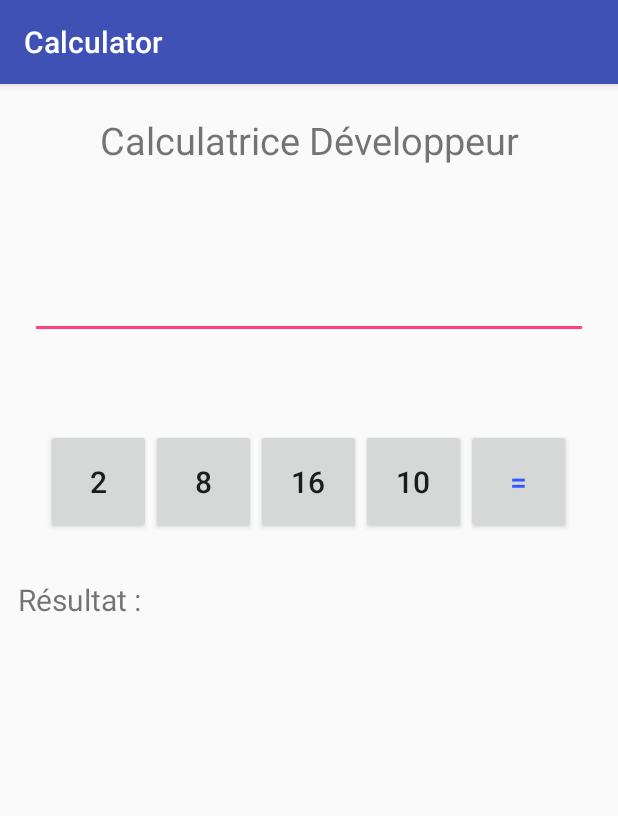
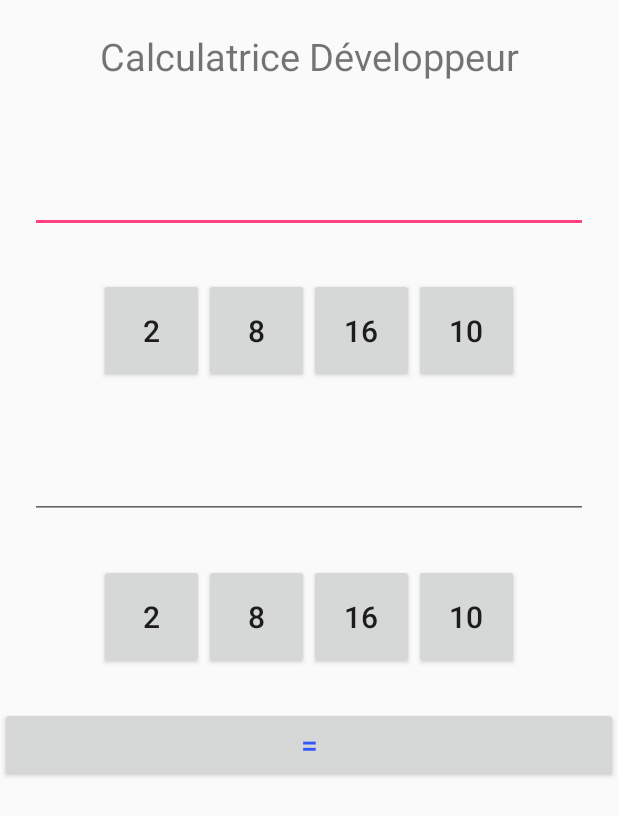
Before and after one commit to loicdelaunay/AndroidStudio_BTSSIO1_Calculator, an Android app: the CalcDev screen opened directly, with no data from a screen before it, on a phone screen of 412 x 824 dp. Shown: the top 816 px of the screen. Run offline under Robolectric (Android 15) with nearby library versions, the phone set to English and light mode, and no system bars.

Commit message:
End of the realisation of the layouts. Creation of the different Java classes (3 at all), and end of the first Java class programming (MainActivity) Progamming of the standard calculator Beginning of the developer calculator

```diff
--- a/app/src/main/java/thlaurebtssio/calculator/CalcStandard.java
+++ b/app/src/main/java/thlaurebtssio/calculator/CalcStandard.java
@@ -9,7 +9,7 @@ import android.widget.EditText;
 
 public class CalcStandard extends MainActivity {
 
-    /*Début du programme*/
+    /*Déclaration des membres de la classe CalcStandard*/
     Button button0;
     Button button1;
     Button button2;
--- a/app/src/main/java/thlaurebtssio/calculator/MainActivity.java
+++ b/app/src/main/java/thlaurebtssio/calculator/MainActivity.java
@@ -13,6 +13,7 @@ public class MainActivity extends AppCompatActivity {
         super.onCreate(savedInstanceState);
         setContentView(R.layout.activity_main);
 
+        /* Méthode pour accéder à la vue de la calculatrice standard */
         Button btnCalcStand = (Button) findViewById(R.id.buttonCalcStand);
         btnCalcStand.setOnClickListener(new View.OnClickListener() {
             @Override
@@ -22,6 +23,7 @@ public class MainActivity extends AppCompatActivity {
             }
         });
 
+        /* Méthode pour accéder à la vue de la calculatrice développeur */
         Button btnCalcDev = (Button) findViewById(R.id.buttonCalcDev);
         btnCalcDev.setOnClickListener(new View.OnClickListener() {
             @Override
@@ -31,6 +33,7 @@ public class MainActivity extends AppCompatActivity {
             }
         });
 
+        /* Méthode pour le bouton quitter */
         Button qt =(Button)findViewById(R.id.buttonQuit);
         qt.setOnClickListener(new View.OnClickListener() {
             public void onClick(View v) {
--- a/app/src/main/res/layout/layout_calc_dev.xml
+++ b/app/src/main/res/layout/layout_calc_dev.xml
@@ -3,6 +3,7 @@
     android:orientation="vertical" android:layout_width="match_parent"
     android:layout_height="match_parent">
 
+    <!-- TITRE -->
     <FrameLayout
         android:layout_width="match_parent"
         android:layout_height="wrap_content"
@@ -16,79 +17,136 @@
             android:textSize="25sp"/>
     </FrameLayout>
 
+
     <Space
         android:layout_width="match_parent"
-        android:layout_height="30dp" />
+        android:layout_height="15dp" />
 
+
+    <!-- ECRAN D'AFFICHAGE 1 -->
     <FrameLayout
         android:layout_width="match_parent"
         android:layout_height="wrap_content"
         android:padding="20dp">
+
         <EditText
             android:id="@+id/editTextNb1"
             android:layout_width="match_parent"
             android:layout_height="wrap_content" />
     </FrameLayout>
 
-    <Space
-        android:layout_width="match_parent"
-        android:layout_height="30dp" />
 
+    <!-- LIGNE AVEC LES BASES DISPONIBLES POUR LA CONVERSION 1 -->
     <LinearLayout
         android:layout_width="match_parent"
         android:layout_height="wrap_content"
         android:orientation="horizontal"
         android:padding="10dp"
         android:gravity="center">
+
         <Button
-            android:id="@+id/buttonBin"
+            android:id="@+id/buttonBin1"
             android:layout_width="70dp"
             android:layout_height="70dp"
             android:text="2"
             android:textSize="20sp"/>
+
         <Button
-            android:id="@+id/buttonOctal"
+            android:id="@+id/buttonOctal1"
             android:layout_width="70dp"
             android:layout_height="70dp"
             android:text="8"
             android:textSize="20sp"/>
+
         <Button
-            android:id="@+id/buttonHexa"
+            android:id="@+id/buttonHexa1"
             android:layout_width="70dp"
             android:layout_height="70dp"
             android:text="16"
             android:textSize="20sp"/>
+
         <Button
-            android:id="@+id/buttonDec"
+            android:id="@+id/buttonDec1"
             android:layout_width="70dp"
             android:layout_height="70dp"
             android:text="10"
             android:textSize="20sp"/>
+    </LinearLayout>
+
+
+    <Space
+        android:layout_width="match_parent"
+        android:layout_height="15dp" />
+
+
+    <!-- ECRAN D'AFFICHAGE 2 -->
+    <FrameLayout
+        android:layout_width="match_parent"
+        android:layout_height="wrap_content"
+        android:padding="20dp">
+
+        <EditText
+            android:id="@+id/editTextNb2"
+            android:layout_width="match_parent"
+            android:layout_height="wrap_content" />
+    </FrameLayout>
+
+
+    <!-- LIGNE AVEC LES BASES DISPONIBLES POUR LA CONVERSION 2 -->
+    <LinearLayout
+        android:layout_width="match_parent"
+        android:layout_height="wrap_content"
+        android:orientation="horizontal"
+        android:padding="10dp"
+        android:gravity="center">
+
+        <Button
+            android:id="@+id/buttonBin2"
+            android:layout_width="70dp"
+            android:layout_height="70dp"
+            android:text="2"
+            android:textSize="20sp"/>
+
+        <Button
+            android:id="@+id/buttonOctal2"
+            android:layout_width="70dp"
+            android:layout_height="70dp"
+            android:text="8"
+            android:textSize="20sp"/>
+
+        <Button
+            android:id="@+id/buttonHexa2"
+            android:layout_width="70dp"
+            android:layout_height="70dp"
+            android:text="16"
+            android:textSize="20sp"/>
+
+        <Button
+            android:id="@+id/buttonDec2"
+            android:layout_width="70dp"
+            android:layout_height="70dp"
+            android:text="10"
+            android:textSize="20sp"/>
+    </LinearLayout>
+
+
+    <Space
+        android:layout_width="match_parent"
+        android:layout_height="15dp" />
+
+
+    <!-- BOUTON EGAL -->
+    <FrameLayout
+        android:layout_width="match_parent"
+        android:layout_height="wrap_content">
+
         <Button
             android:id="@+id/buttonEgal"
-            android:layout_width="70dp"
-            android:layout_height="70dp"
+            android:layout_width="match_parent"
+            android:layout_height="50dp"
             android:text="="
             android:textSize="20sp"
             android:textColor="#3358ff"/>
-    </LinearLayout>
-
-    <LinearLayout
-        android:layout_width="match_parent"
-        android:layout_height="wrap_content"
-        android:gravity="center"
-        android:orientation="horizontal">
-        <TextView
-            android:id="@+id/textResult"
-            android:layout_width="105dp"
-            android:layout_height="67dp"
-            android:text="Résultat :"
-            android:textSize="20sp"
-            android:gravity="center"/>
-        <TextView
-            android:id="@+id/textAffichResult"
-            android:layout_width="match_parent"
-            android:layout_height="67dp" />
-    </LinearLayout>
+    </FrameLayout>
 
 </LinearLayout>
--- a/app/src/main/res/values/styles.xml
+++ b/app/src/main/res/values/styles.xml
@@ -1,7 +1,7 @@
 <resources>
 
     <!-- Base application theme. -->
-    <style name="AppTheme" parent="Theme.AppCompat.Light.DarkActionBar">
+    <style name="AppTheme" parent="Theme.AppCompat.Light.NoActionBar">
         <!-- Customize your theme here. -->
         <item name="colorPrimary">@color/colorPrimary</item>
         <item name="colorPrimaryDark">@color/colorPrimaryDark</item>
```
Also changed, not shown: app/src/main/res/layout/activity_main.xml (+18 -8 lines), app/src/main/res/layout/layout_calc_stand.xml (+43 -23 lines).
